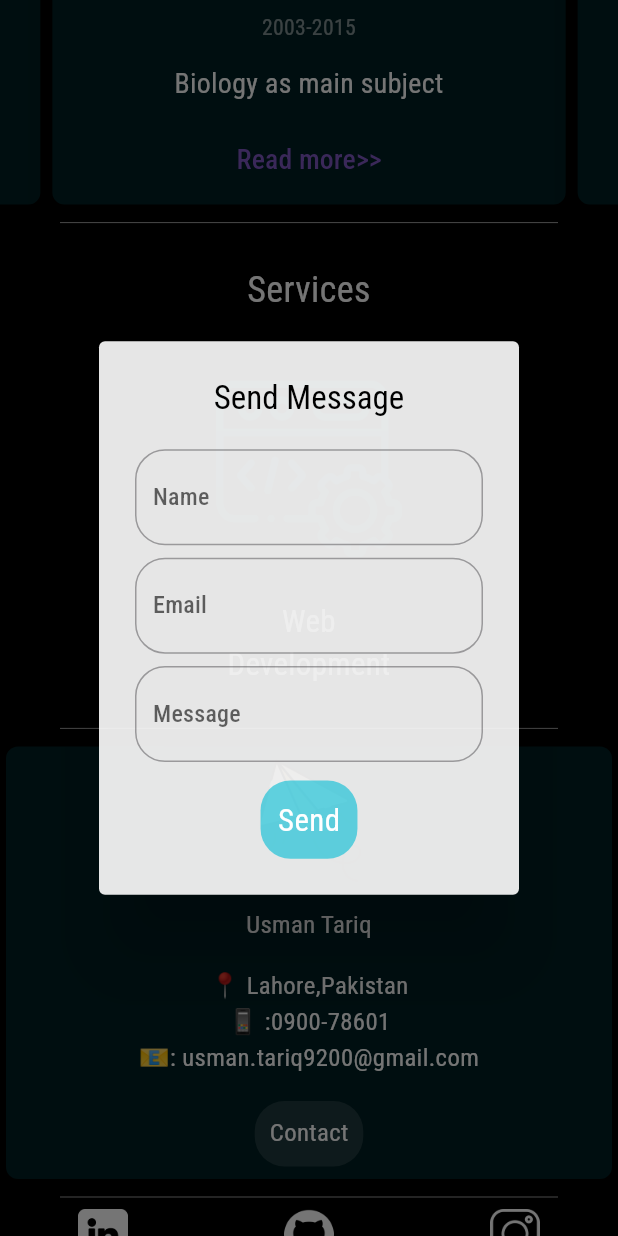
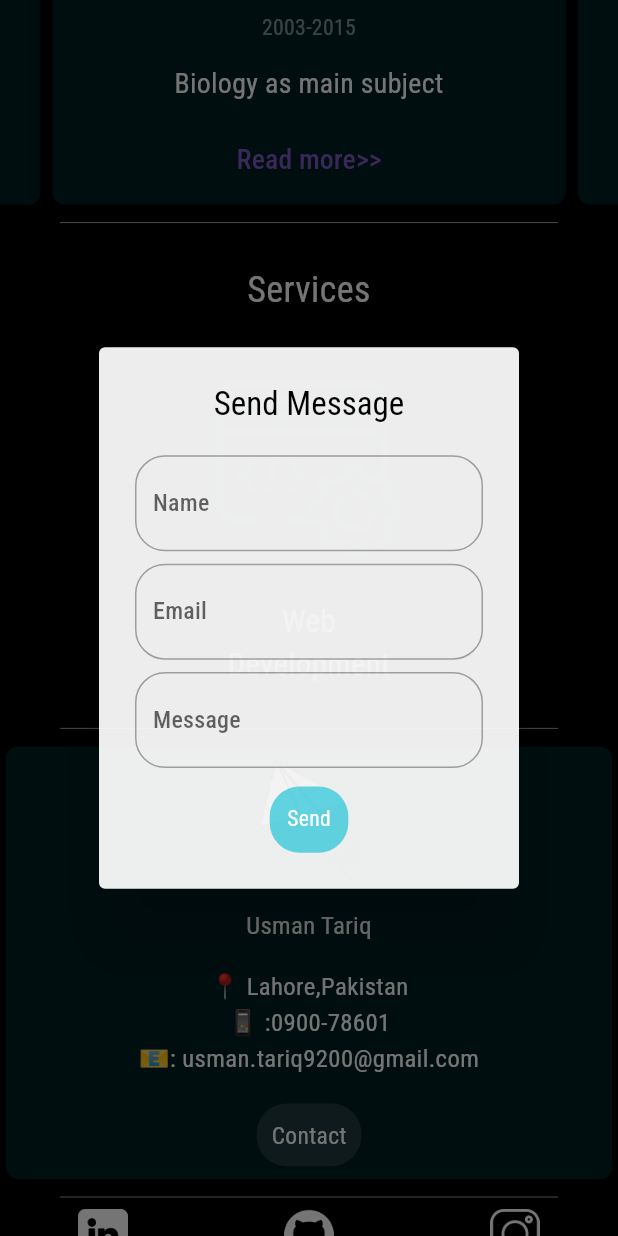
Before and after one commit to usmanjanjua1/Portfolio, a Flutter app: the screen it shows after launch, scrolled down 1728 dp, after a tap on "Contact", on a phone screen of 412 x 824 dp. Run offline on Flutter 3.47's test engine with Material 2 defaults, Android fonts, the phone set to English and light mode, and no system bars; drawn by our look-alikes of carousel_slider; our stand-ins replace google_fonts; project files that could hold a hidden picture were left out.

Commit message:
Thursday 1st commit

```diff
--- a/lib/views/homepage.dart
+++ b/lib/views/homepage.dart
@@ -132,7 +132,7 @@ class _HomePageState extends State<HomePage> {
   Widget webviewOfServicesEducation(dynamicSize) {
     return Column(
       children: [
-        customDivider(),
+        const customDivider(),
         SizedBox(
           height: dynamicSize * 1,
           width: double.infinity,
@@ -173,7 +173,7 @@ class _HomePageState extends State<HomePage> {
             ],
           ),
         ),
-        customDivider(),
+        const customDivider(),
         SizedBox(
           height: dynamicSize * 0.8,
           width: double.infinity,
--- a/lib/widgets/alert_dialog.dart
+++ b/lib/widgets/alert_dialog.dart
@@ -1,3 +1,5 @@
+// ignore_for_file: unused_local_variable
+
 import 'package:flutter/material.dart';
 import 'package:portfolio/widgets/custom_roundbutton.dart';
 
@@ -10,7 +12,8 @@ void showAlertDialog(BuildContext context, double dynamicSize) {
     context: context,
     builder: (BuildContext context) {
       return AlertDialog(
-        backgroundColor: Colors.white.withOpacity(0.9),
+        elevation: 20,
+        backgroundColor: Colors.white.withOpacity(0.93),
         title: const Text(
           'Send Message',
           textAlign: TextAlign.center,
@@ -62,7 +65,7 @@ void showAlertDialog(BuildContext context, double dynamicSize) {
                 Navigator.pop(context);
               },
               color: Colors.white,
-              fontSize: dynamicSize * 0.05,
+              fontSize: dynamicSize * 0.035,
               backgroundColor: Colors.cyan.withOpacity(0.6),
             )
           ],
--- a/lib/widgets/contact_card.dart
+++ b/lib/widgets/contact_card.dart
@@ -44,7 +44,7 @@ class ContactCard extends StatelessWidget {
                 showAlertDialog(context, dynamicSize);
               },
               color: Colors.white,
-              fontSize: dynamicSize * 0.04,
+              fontSize: dynamicSize * 0.038,
               backgroundColor: Colors.white12,
             )
           ],
```
Also changed, not shown: lib/widgets/row_buttons.dart (+35 -7 lines).
